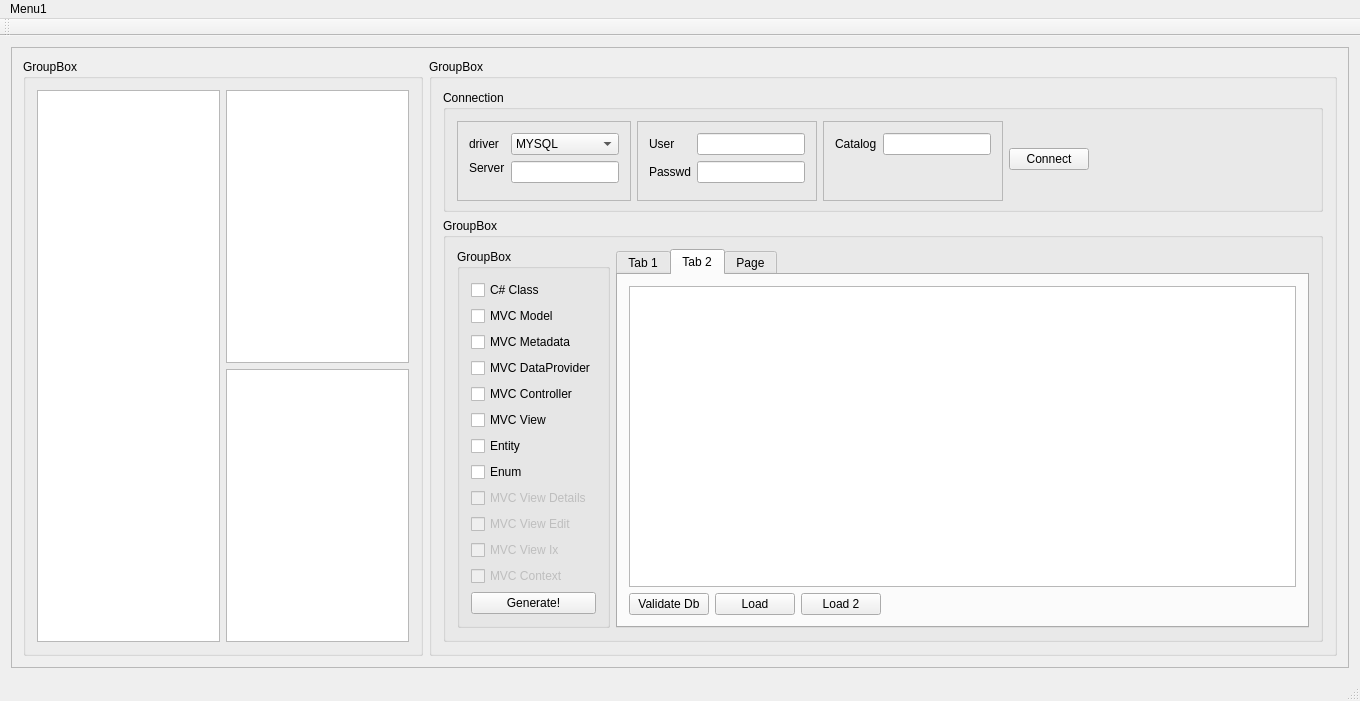
The window that retek2.ui (horvathzoltan/retek2) describes before a commit, drawn with Qt 5.
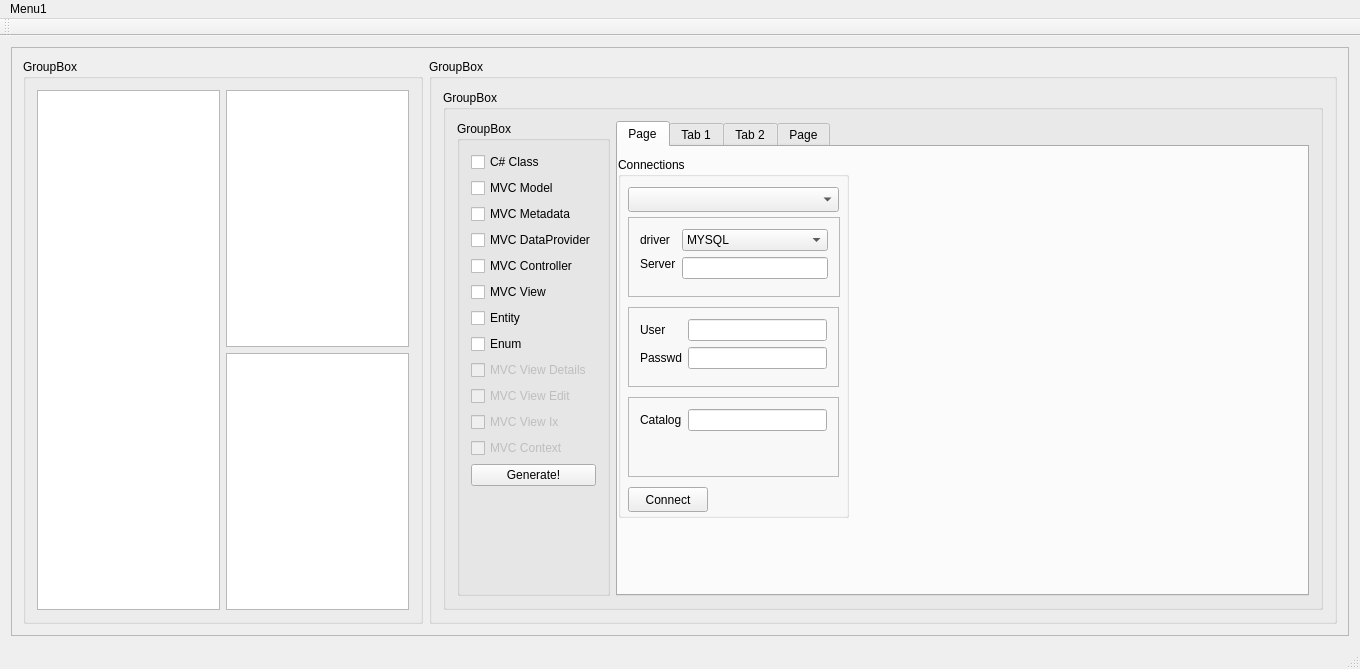
The same window after the commit. Icons and pictures are not drawn.

```diff
--- a/retek2.ui
+++ b/retek2.ui
@@ -7,7 +7,7 @@
     <x>0</x>
     <y>0</y>
     <width>1360</width>
-    <height>701</height>
+    <height>669</height>
    </rect>
   </property>
   <property name="windowTitle">
@@ -35,8 +35,8 @@
         <rect>
          <x>0</x>
          <y>0</y>
-         <width>1326</width>
-         <height>649</height>
+         <width>1340</width>
+         <height>588</height>
         </rect>
        </property>
        <layout class="QGridLayout" name="gridLayout_2">
@@ -74,214 +74,6 @@
            <string>GroupBox</string>
           </property>
           <layout class="QVBoxLayout" name="verticalLayout_2">
-           <item>
-            <widget class="QGroupBox" name="groupBox_3">
-             <property name="sizePolicy">
-              <sizepolicy hsizetype="Preferred" vsizetype="Preferred">
-               <horstretch>0</horstretch>
-               <verstretch>0</verstretch>
-              </sizepolicy>
-             </property>
-             <property name="minimumSize">
-              <size>
-               <width>0</width>
-               <height>120</height>
-              </size>
-             </property>
-             <property name="maximumSize">
-              <size>
-               <width>16777215</width>
-               <height>16777215</height>
-              </size>
-             </property>
-             <property name="title">
-              <string>Connection</string>
-             </property>
-             <layout class="QGridLayout" name="gridLayout_8">
-              <item row="0" column="3">
-               <widget class="QFrame" name="frame_2">
-                <property name="minimumSize">
-                 <size>
-                  <width>0</width>
-                  <height>80</height>
-                 </size>
-                </property>
-                <property name="frameShape">
-                 <enum>QFrame::StyledPanel</enum>
-                </property>
-                <property name="frameShadow">
-                 <enum>QFrame::Raised</enum>
-                </property>
-                <layout class="QFormLayout" name="formLayout_2">
-                 <item row="0" column="0">
-                  <widget class="QLabel" name="labelUser">
-                   <property name="text">
-                    <string>User</string>
-                   </property>
-                  </widget>
-                 </item>
-                 <item row="1" column="0">
-                  <widget class="QLabel" name="label_2">
-                   <property name="text">
-                    <string>Passwd</string>
-                   </property>
-                  </widget>
-                 </item>
-                 <item row="0" column="1">
-                  <widget class="QLineEdit" name="lineEdit_User">
-                   <property name="sizePolicy">
-                    <sizepolicy hsizetype="Preferred" vsizetype="Preferred">
-                     <horstretch>0</horstretch>
-                     <verstretch>0</verstretch>
-                    </sizepolicy>
-                   </property>
-                  </widget>
-                 </item>
-                 <item row="1" column="1">
-                  <widget class="QLineEdit" name="lineEdit_Password">
-                   <property name="sizePolicy">
-                    <sizepolicy hsizetype="Preferred" vsizetype="Preferred">
-                     <horstretch>0</horstretch>
-                     <verstretch>0</verstretch>
-                    </sizepolicy>
-                   </property>
-                  </widget>
-                 </item>
-                </layout>
-               </widget>
-              </item>
-              <item row="0" column="9">
-               <widget class="QPushButton" name="pushButton">
-                <property name="text">
-                 <string>Connect</string>
-                </property>
-               </widget>
-              </item>
-              <item row="0" column="11">
-               <spacer name="horizontalSpacer">
-                <property name="orientation">
-                 <enum>Qt::Horizontal</enum>
-                </property>
-                <property name="sizeHint" stdset="0">
-                 <size>
-                  <width>40</width>
-                  <height>20</height>
-                 </size>
-                </property>
-               </spacer>
-              </item>
-              <item row="0" column="0">
-               <widget class="QFrame" name="frame_3">
-                <property name="minimumSize">
-                 <size>
-                  <width>0</width>
-                  <height>80</height>
-                 </size>
-                </property>
-                <property name="frameShape">
-                 <enum>QFrame::StyledPanel</enum>
-                </property>
-                <property name="frameShadow">
-                 <enum>QFrame::Raised</enum>
-                </property>
-                <layout class="QFormLayout" name="formLayout_4">
-                 <item row="0" column="0">
-                  <widget class="QLabel" name="label_3">
-                   <property name="minimumSize">
-                    <size>
-                     <width>0</width>
-                     <height>0</height>
-                    </size>
-                   </property>
-                   <property name="text">
-                    <string>driver</string>
-                   </property>
-                  </widget>
-                 </item>
-                 <item row="0" column="1">
-                  <widget class="QComboBox" name="comboBox">
-                   <item>
-                    <property name="text">
-                     <string>MYSQL</string>
-                    </property>
-                   </item>
-                   <item>
-                    <property name="text">
-                     <string>ODBC</string>
-                    </property>
-                   </item>
-                  </widget>
-                 </item>
-                 <item row="1" column="0">
-                  <widget class="QLabel" name="labelConnstring">
-                   <property name="sizePolicy">
-                    <sizepolicy hsizetype="Fixed" vsizetype="Fixed">
-                     <horstretch>0</horstretch>
-                     <verstretch>0</verstretch>
-                    </sizepolicy>
-                   </property>
-                   <property name="text">
-                    <string>Server</string>
-                   </property>
-                  </widget>
-                 </item>
-                 <item row="1" column="1">
-                  <widget class="QLineEdit" name="lineEdit_Server">
-                   <property name="sizePolicy">
-                    <sizepolicy hsizetype="Preferred" vsizetype="Preferred">
-                     <horstretch>0</horstretch>
-                     <verstretch>0</verstretch>
-                    </sizepolicy>
-                   </property>
-                  </widget>
-                 </item>
-                </layout>
-               </widget>
-              </item>
-              <item row="0" column="8">
-               <widget class="QFrame" name="frame">
-                <property name="sizePolicy">
-                 <sizepolicy hsizetype="Preferred" vsizetype="Preferred">
-                  <horstretch>0</horstretch>
-                  <verstretch>0</verstretch>
-                 </sizepolicy>
-                </property>
-                <property name="minimumSize">
-                 <size>
-                  <width>0</width>
-                  <height>80</height>
-                 </size>
-                </property>
-                <property name="frameShape">
-                 <enum>QFrame::StyledPanel</enum>
-                </property>
-                <property name="frameShadow">
-                 <enum>QFrame::Raised</enum>
-                </property>
-                <layout class="QFormLayout" name="formLayout">
-                 <item row="1" column="0">
-                  <widget class="QLabel" name="label">
-                   <property name="text">
-                    <string>Catalog</string>
-                   </property>
-                  </widget>
-                 </item>
-                 <item row="1" column="1">
-                  <widget class="QLineEdit" name="lineEdit_Catalog">
-                   <property name="sizePolicy">
-                    <sizepolicy hsizetype="Preferred" vsizetype="Fixed">
-                     <horstretch>0</horstretch>
-                     <verstretch>0</verstretch>
-                    </sizepolicy>
-                   </property>
-                  </widget>
-                 </item>
-                </layout>
-               </widget>
-              </item>
-             </layout>
-            </widget>
-           </item>
            <item>
             <widget class="QGroupBox" name="groupBox_4">
              <property name="sizePolicy">
@@ -493,14 +285,247 @@
                    </property>
                   </widget>
                  </item>
+                 <item>
+                  <spacer name="verticalSpacer">
+                   <property name="orientation">
+                    <enum>Qt::Vertical</enum>
+                   </property>
+                   <property name="sizeHint" stdset="0">
+                    <size>
+                     <width>20</width>
+                     <height>40</height>
+                    </size>
+                   </property>
+                  </spacer>
+                 </item>
                 </layout>
                </widget>
               </item>
               <item>
                <widget class="QTabWidget" name="tabWidget">
                 <property name="currentIndex">
-                 <number>1</number>
+                 <number>0</number>
                 </property>
+                <widget class="QWidget" name="tab_4">
+                 <attribute name="title">
+                  <string>Page</string>
+                 </attribute>
+                 <widget class="QGroupBox" name="groupBox_3">
+                  <property name="geometry">
+                   <rect>
+                    <x>0</x>
+                    <y>10</y>
+                    <width>231</width>
+                    <height>361</height>
+                   </rect>
+                  </property>
+                  <property name="title">
+                   <string>Connections</string>
+                  </property>
+                  <widget class="QComboBox" name="comboBox_connections">
+                   <property name="geometry">
+                    <rect>
+                     <x>10</x>
+                     <y>30</y>
+                     <width>211</width>
+                     <height>25</height>
+                    </rect>
+                   </property>
+                  </widget>
+                  <widget class="QFrame" name="frame_3">
+                   <property name="geometry">
+                    <rect>
+                     <x>10</x>
+                     <y>60</y>
+                     <width>212</width>
+                     <height>80</height>
+                    </rect>
+                   </property>
+                   <property name="minimumSize">
+                    <size>
+                     <width>0</width>
+                     <height>80</height>
+                    </size>
+                   </property>
+                   <property name="frameShape">
+                    <enum>QFrame::StyledPanel</enum>
+                   </property>
+                   <property name="frameShadow">
+                    <enum>QFrame::Raised</enum>
+                   </property>
+                   <layout class="QFormLayout" name="formLayout_4">
+                    <item row="0" column="1">
+                     <widget class="QComboBox" name="comboBox">
+                      <item>
+                       <property name="text">
+                        <string>MYSQL</string>
+                       </property>
+                      </item>
+                      <item>
+                       <property name="text">
+                        <string>ODBC</string>
+                       </property>
+                      </item>
+                     </widget>
+                    </item>
+                    <item row="1" column="0">
+                     <widget class="QLabel" name="labelConnstring">
+                      <property name="sizePolicy">
+                       <sizepolicy hsizetype="Fixed" vsizetype="Fixed">
+                        <horstretch>0</horstretch>
+                        <verstretch>0</verstretch>
+                       </sizepolicy>
+                      </property>
+                      <property name="text">
+                       <string>Server</string>
+                      </property>
+                     </widget>
+                    </item>
+                    <item row="1" column="1">
+                     <widget class="QLineEdit" name="lineEdit_Server">
+                      <property name="sizePolicy">
+                       <sizepolicy hsizetype="Preferred" vsizetype="Preferred">
+                        <horstretch>0</horstretch>
+                        <verstretch>0</verstretch>
+                       </sizepolicy>
+                      </property>
+                     </widget>
+                    </item>
+                    <item row="0" column="0">
+                     <widget class="QLabel" name="label_3">
+                      <property name="minimumSize">
+                       <size>
+                        <width>0</width>
+                        <height>0</height>
+                       </size>
+                      </property>
+                      <property name="text">
+                       <string>driver</string>
+                      </property>
+                     </widget>
+                    </item>
+                   </layout>
+                  </widget>
+                  <widget class="QFrame" name="frame_2">
+                   <property name="geometry">
+                    <rect>
+                     <x>10</x>
+                     <y>150</y>
+                     <width>211</width>
+                     <height>80</height>
+                    </rect>
+                   </property>
+                   <property name="minimumSize">
+                    <size>
+                     <width>0</width>
+                     <height>80</height>
+                    </size>
+                   </property>
+                   <property name="frameShape">
+                    <enum>QFrame::StyledPanel</enum>
+                   </property>
+                   <property name="frameShadow">
+                    <enum>QFrame::Raised</enum>
+                   </property>
+                   <layout class="QFormLayout" name="formLayout_2">
+                    <item row="0" column="0">
+                     <widget class="QLabel" name="labelUser">
+                      <property name="text">
+                       <string>User</string>
+                      </property>
+                     </widget>
+                    </item>
+                    <item row="1" column="0">
+                     <widget class="QLabel" name="label_2">
+                      <property name="text">
+                       <string>Passwd</string>
+                      </property>
+                     </widget>
+                    </item>
+                    <item row="0" column="1">
+                     <widget class="QLineEdit" name="lineEdit_User">
+                      <property name="sizePolicy">
+                       <sizepolicy hsizetype="Preferred" vsizetype="Preferred">
+                        <horstretch>0</horstretch>
+                        <verstretch>0</verstretch>
+                       </sizepolicy>
+                      </property>
+                     </widget>
+                    </item>
+                    <item row="1" column="1">
+                     <widget class="QLineEdit" name="lineEdit_Password">
+                      <property name="sizePolicy">
+                       <sizepolicy hsizetype="Preferred" vsizetype="Preferred">
+                        <horstretch>0</horstretch>
+                        <verstretch>0</verstretch>
+                       </sizepolicy>
+                      </property>
+                     </widget>
+                    </item>
+                   </layout>
+                  </widget>
+                  <widget class="QFrame" name="frame">
+                   <property name="geometry">
+                    <rect>
+                     <x>10</x>
+                     <y>240</y>
+                     <width>211</width>
+                     <height>80</height>
+                    </rect>
+                   </property>
+                   <property name="sizePolicy">
+                    <sizepolicy hsizetype="Preferred" vsizetype="Preferred">
+                     <horstretch>0</horstretch>
+                     <verstretch>0</verstretch>
+                    </sizepolicy>
+                   </property>
+                   <property name="minimumSize">
+                    <size>
+                     <width>0</width>
+                     <height>80</height>
+                    </size>
+                   </property>
+                   <property name="frameShape">
+                    <enum>QFrame::StyledPanel</enum>
+                   </property>
+                   <property name="frameShadow">
+                    <enum>QFrame::Raised</enum>
+                   </property>
+                   <layout class="QFormLayout" name="formLayout">
+                    <item row="1" column="1">
+                     <widget class="QLineEdit" name="lineEdit_Catalog">
+                      <property name="sizePolicy">
+                       <sizepolicy hsizetype="Preferred" vsizetype="Fixed">
+                        <horstretch>0</horstretch>
+                        <verstretch>0</verstretch>
+                       </sizepolicy>
+                      </property>
+                     </widget>
+                    </item>
+                    <item row="1" column="0">
+                     <widget class="QLabel" name="label">
+                      <property name="text">
+                       <string>Catalog</string>
+                      </property>
+                     </widget>
+                    </item>
+                   </layout>
+                  </widget>
+                  <widget class="QPushButton" name="pushButton">
+                   <property name="geometry">
+                    <rect>
+                     <x>10</x>
+                     <y>330</y>
+                     <width>80</width>
+                     <height>25</height>
+                    </rect>
+                   </property>
+                   <property name="text">
+                    <string>Connect</string>
+                   </property>
+                  </widget>
+                 </widget>
+                </widget>
                 <widget class="QWidget" name="tab">
                  <attribute name="title">
                   <string>Tab 1</string>
```
